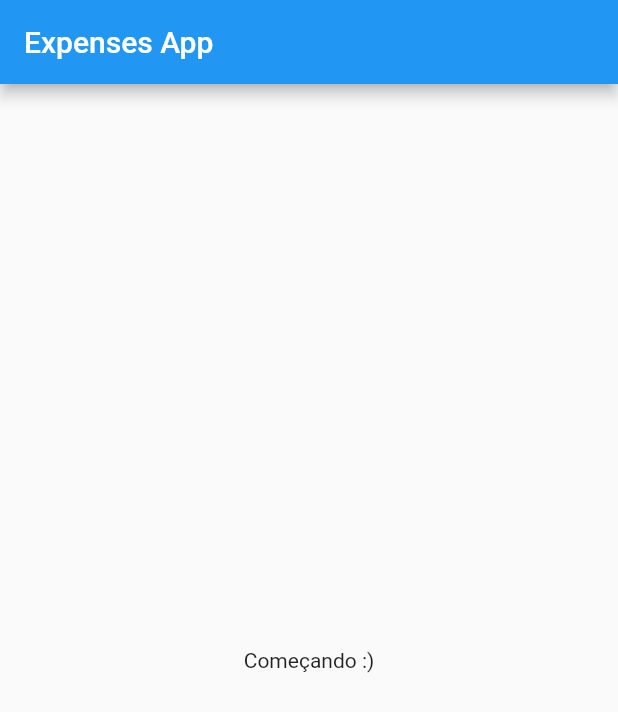
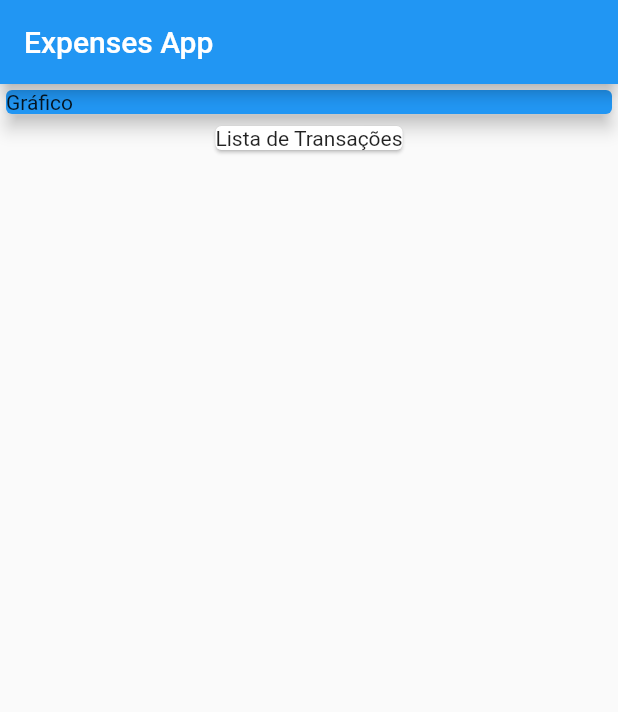
Before and after one commit to Offerreiraa/selfFinancialApp, a Flutter app: the screen it shows after launch, on a phone screen of 412 x 824 dp. Shown: the top 712 px of the screen. Run offline on Flutter 3.47's test engine with Material 2 defaults, Android fonts, the phone set to English and light mode, and no system bars.

Commit message:
Adicionando os Cards e Flexbox

```diff
--- a/lib/main.dart
+++ b/lib/main.dart
@@ -22,8 +22,22 @@ class MyHomePage extends StatelessWidget {
       appBar: AppBar(
         title: const Text("Expenses App"),
       ),
-      body: const Center(
-        child: Text('Começando :)'),
+      body: Column(
+        mainAxisAlignment: MainAxisAlignment.start, //Flexbox eixo y
+        crossAxisAlignment: CrossAxisAlignment.center, //Flexbox eixo x
+        children: const [
+          SizedBox(
+            width: double.infinity,
+            child: Card(
+              color: Colors.blue,
+              elevation: 5,
+              child: Text("Gráfico"),
+            ),
+          ),
+          Card(
+            child: Text("Lista de Transações"),
+          )
+        ],
       ),
     );
   }
```
